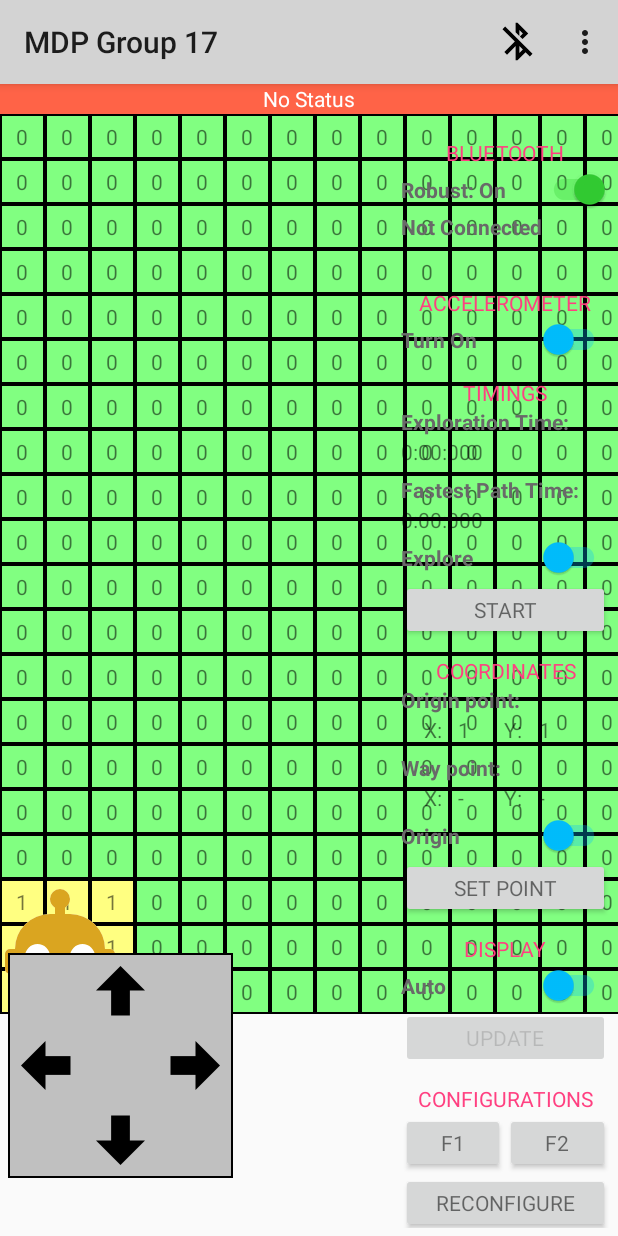
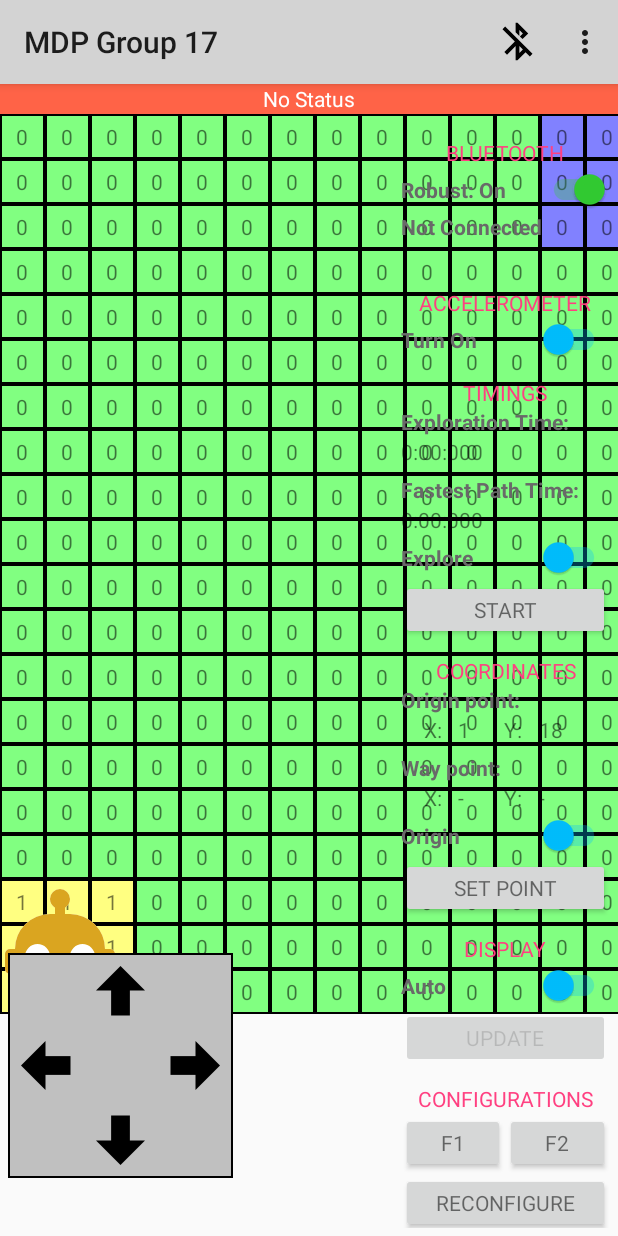
Before and after one commit to AUDR0012/Android_3004, an Android app: the screen it shows after launch (MainActivity), on a phone screen of 412 x 824 dp. Run offline under Robolectric (Android 15) with nearby library versions, the phone set to English and light mode, and no system bars.

Commit message:
start-goal, sensing

```diff
--- a/app/src/main/java/android/mdp/android_3004/Enum.java
+++ b/app/src/main/java/android/mdp/android_3004/Enum.java
@@ -8,7 +8,8 @@ public class Enum {
 		DEFAULT(0, Color.GREEN),
 		PASSED(1, Color.YELLOW),
 		OBSTACLE(2, Color.BLACK),
-		WAYPOINT(3, Color.RED);
+		WAY(3, Color.RED),
+		VOID(4, Color.BLUE);
 
 		Cell(int id, int color) {
 			this.id = id;
@@ -57,7 +58,7 @@ public class Enum {
 		ROTATE_RIGHT("Rotate Right", "Rotating Right", "d"),
 
 		STOP("Robot Stop Moving", "Robot Stop", "stop"),
-		CALIBRATING("Robot Calibrate", "Robot Calibrating", "calibrate"),
+		CALIBRATING("Robot Calibrate", "Robot Calibrating", "c"),
 		SENSOR("Robot Sensor", "Robot Sensing", "g"),
 
 		SEND_ARENA_INFO("Send Arena Info", "", "sendArena"),
--- a/app/src/main/java/android/mdp/android_3004/MainActivity.java
+++ b/app/src/main/java/android/mdp/android_3004/MainActivity.java
@@ -37,7 +37,6 @@ import android.view.View;
 import android.widget.AdapterView;
 import android.widget.ArrayAdapter;
 import android.widget.Button;
-import android.widget.EditText;
 import android.widget.GridLayout;
 import android.widget.ImageButton;
 import android.widget.ImageView;
@@ -45,6 +44,7 @@ import android.widget.ListView;
 import android.widget.TextView;
 import android.widget.Toast;
 
+import java.math.BigInteger;
 import java.nio.charset.Charset;
 import java.util.ArrayList;
 import java.util.Set;
@@ -58,7 +58,8 @@ public class MainActivity extends AppCompatActivity {
 	final int OBSTACLE_ADD = 1000;
 
 	int origin_col = 0,
-		origin_row = MAZE_R - ROBOT_SIZE;
+		origin_row = MAZE_R - ROBOT_SIZE,
+		origin_temp;
 
 	Menu menu;
 	LayoutInflater inflater;
@@ -122,7 +123,6 @@ public class MainActivity extends AppCompatActivity {
 		int[] list_onclick = {R.id.bt_swt_isrobust, R.id.tilt_swt_ison,
 			R.id.direction_btn_up, R.id.direction_btn_down, R.id.direction_btn_left, R.id.direction_btn_right,
 			R.id.time_btn_stopwatch, R.id.time_swt_isfastest,
-//			R.id.point_btn_origin, R.id.point_btn_way, //MANUAL KEY-IN
 			R.id.point_swt_isway, R.id.point_btn_set,
 			R.id.display_swt_ismanual, R.id.display_btn_update,
 			R.id.config_btn_f1, R.id.config_btn_f2, R.id.config_btn_reconfig};
@@ -149,12 +149,10 @@ public class MainActivity extends AppCompatActivity {
 		grid_maze.setColumnCount(MAZE_C);
 		grid_maze.setRowCount(MAZE_R);
 
-		Drawable box = new_drawable(R.drawable.d_box, Enum.Cell.DEFAULT.getColor());
 		for (int i = 0; i < MAZE_C * MAZE_R; i++) {
 			TextView tv = new TextView(this);
 			tv.setGravity(Gravity.CENTER);
-			tv.setBackground(box);
-			tv.setText(String.valueOf(Enum.Cell.DEFAULT.get()));
+			cell_update(tv, Enum.Cell.DEFAULT, true);
 			tv.setId(i);
 			tv.setOnClickListener(tv_onClickListener);
 
@@ -181,12 +179,6 @@ public class MainActivity extends AppCompatActivity {
 				tilt_handler.postDelayed(this, tilt_delay * 1000);
 			}
 		}, tilt_delay * 1000);
-
-		//MANUAL KEY-IN
-//		((EditText) findViewById(R.id.point_txt_x)).setHint(String.valueOf(MAZE_C - 1));
-//		((EditText) findViewById(R.id.point_txt_y)).setHint(String.valueOf(MAZE_R - 1));
-//		((EditText) findViewById(R.id.point_txt_x)).setFilters(new InputFilterMinMax[]{new InputFilterMinMax("0", String.valueOf(MAZE_C - 1))});
-//		((EditText) findViewById(R.id.point_txt_y)).setFilters(new InputFilterMinMax[]{new InputFilterMinMax("0", String.valueOf(MAZE_R - 1))});
 	}
 
 	@Override
@@ -228,11 +220,10 @@ public class MainActivity extends AppCompatActivity {
 				pop_mdf().show();
 				return true;
 			case R.id.menu_arrow:
-				//TODO
 				pop_arrow().show();
 				return true;
-			case R.id.menu_sensor:
-				msg_writemsg("ar_c", "");
+			case R.id.menu_sensor://TODO
+				msg_writemsg("ar_g", "");
 				return true;
 
 			//BLUETOOTH
@@ -390,6 +381,14 @@ public class MainActivity extends AppCompatActivity {
 		return cell + ((MAZE_C + 1) * (iswrite ? -1 : 1));
 	}
 
+	protected void cell_update(TextView tv, Enum.Cell type, boolean setBackground) {
+		Drawable box = new_drawable(R.drawable.d_box, type.getColor());
+		if (setBackground) {
+			tv.setBackground(box);
+		}
+		tv.setText(String.valueOf(type.get()));
+	}
+
 	protected void reset_app() {
 		bt_update(-1);
 		bt_checkpaired();
@@ -401,7 +400,8 @@ public class MainActivity extends AppCompatActivity {
 		config_pref = getPreferences(Context.MODE_PRIVATE);
 		copy_board = (ClipboardManager) getSystemService(Context.CLIPBOARD_SERVICE);
 
-		reset_cells(true);
+		map_reset(true);
+		map_startgoal();
 		point_robot = cell_id(origin_col, origin_row);
 		robot_go();
 		robot.setRotation(0);
@@ -418,21 +418,14 @@ public class MainActivity extends AppCompatActivity {
 		((TextView) findViewById(R.id.time_txt_fastest)).setText(R.string.time_default);
 		time_option();
 
-		((EditText) findViewById(R.id.point_txt_x)).setText(r_string(R.string._null));
-		((EditText) findViewById(R.id.point_txt_y)).setText(r_string(R.string._null));
-
 		display_option();
 	}
 
-	protected void reset_cells(boolean reset_all) {
-		Drawable box = new_drawable(R.drawable.d_box, Enum.Cell.DEFAULT.getColor());
-
+	protected void map_reset(boolean reset_all) {
 		if (reset_all) {
 
 			for (int i = 0; i < MAZE_C * MAZE_R; i++) {
-				TextView tv = (TextView) grid_maze.findViewById(i);
-				tv.setText(String.valueOf(Enum.Cell.DEFAULT.get()));
-				tv.setBackground(box);
+				cell_update((TextView) grid_maze.findViewById(i), Enum.Cell.DEFAULT, true);
 			}
 			for (int i = 0; i < obst_list.size(); i++) {
 				if (obst_list.valueAt(i)) {
@@ -445,15 +438,29 @@ public class MainActivity extends AppCompatActivity {
 		} else {
 
 			for (int i = 0; i < MAZE_C * MAZE_R; i++) {
-				TextView tv = (TextView) grid_maze.findViewById(i);
-				if (Integer.valueOf(view_string(tv)) != Enum.Cell.OBSTACLE.get()) {
-					tv.setText(String.valueOf(Enum.Cell.DEFAULT.get()));
-					if (point_way != i) {
-						tv.setBackground(box);
-					}
-				}
+				cell_update((TextView) grid_maze.findViewById(i), obst_list.containsKey(i) ? Enum.Cell.OBSTACLE : Enum.Cell.DEFAULT, point_way != i);
 			}
 
+		}
+	}
+
+	protected void map_startgoal() {
+		int[] list_void = {
+			cell_id(origin_col, origin_row), //ORIGIN
+			cell_id(12, 0) //GOAL
+		};
+
+		Drawable box = new_drawable(R.drawable.d_box, Enum.Cell.VOID.getColor());
+		for (int v : list_void) {
+			int add = -1;
+			for (int i = 0; i < ROBOT_SIZE * ROBOT_SIZE; i++) {
+				if (i != 0 && (i % ROBOT_SIZE) == 0) {
+					add += (MAZE_C - ROBOT_SIZE + 1);
+				} else {
+					add++;
+				}
+				grid_maze.findViewById(v + add).setBackground(box);
+			}
 		}
 	}
 
@@ -474,10 +481,7 @@ public class MainActivity extends AppCompatActivity {
 		if (obst_list.containsKey(cell)) {
 			return new_message("Obstacle is already created at that cell");
 		} else {
-			Drawable box = new_drawable(R.drawable.d_box, Enum.Cell.OBSTACLE.getColor());
-			TextView obstacle = grid_maze.findViewById(cell);
-			obstacle.setBackground(box);
-			obstacle.setText(String.valueOf(Enum.Cell.OBSTACLE.get()));
+			cell_update((TextView) grid_maze.findViewById(cell), Enum.Cell.OBSTACLE, true);
 			obst_list.put(cell, false);
 			return r_string(R.string._success);
 		}
@@ -498,7 +502,6 @@ public class MainActivity extends AppCompatActivity {
 		grid_maze.addView(obst);
 
 		obst_list.setValueAt(obst_list.indexOfKey(cell), true);
-		((TextView) grid_maze.getChildAt(cell)).setText(face);
 	}
 
 	protected AlertDialog.Builder pop_arrow() {
@@ -533,16 +536,12 @@ public class MainActivity extends AppCompatActivity {
 			row = point_robot / MAZE_C;
 		robot.setLayoutParams(new_layoutparams(col, row, ROBOT_SIZE));
 
-		Drawable box = new_drawable(R.drawable.d_box, Enum.Cell.PASSED.getColor());
 		TextView tv;
 		for (int r = row; r < row + ROBOT_SIZE; r++) {
 			for (int c = col; c < col + ROBOT_SIZE; c++) {
 				int cell = cell_id(c, r);
 				tv = grid_maze.findViewById(cell);
-				if (cell != point_way) {
-					tv.setBackground(box);
-				}
-				tv.setText(String.valueOf(Enum.Cell.PASSED.get()));
+				cell_update(tv, Enum.Cell.PASSED, cell != point_way);
 			}
 		}
 	}
@@ -576,6 +575,7 @@ public class MainActivity extends AppCompatActivity {
 		}
 		if (!robot_hit(temp_location)) {
 			point_robot = temp_location;
+			map_startgoal();
 			robot_go();
 			return true;
 		}
@@ -895,6 +895,8 @@ public class MainActivity extends AppCompatActivity {
 			String text = intent.getStringExtra("read message").trim(),
 				description = r_string(R.string._success);
 
+			if (r_string(R.string._null).equalsIgnoreCase(text)) return; //no text sent
+
 			if (text.equalsIgnoreCase(r_string(R.string._code))) {
 				msg_showchat = !msg_showchat;
 				bt_checkpaired();
@@ -908,11 +910,13 @@ public class MainActivity extends AppCompatActivity {
 					switch (instruction) {
 						case SEND_ARENA_INFO:
 							String send_arena = r_string(R.string._null);
-							for (int i = 0; i < MAZE_C * MAZE_R; i++) {
-								if (!send_arena.equalsIgnoreCase(r_string(R.string._null)) && (i % MAZE_C) == 0) {
-									send_arena += r_string(R.string._delimiter);
+							for (int r = MAZE_R - 1; r >= 0; r--) {
+								for (int c = 0; c < MAZE_C; c++) {
+									if (!send_arena.equalsIgnoreCase(r_string(R.string._null)) && c == 0) {
+										send_arena += r_string(R.string._delimiter);
+									}
+									send_arena += (view_string(grid_maze.findViewById(cell_id(c, r))) + " ");
 								}
-								send_arena += (view_string(grid_maze.findViewById(i)) + " ");
 							}
 							msg_writemsg(send_arena, instruction.getDescription());
 							break;
@@ -932,8 +936,8 @@ public class MainActivity extends AppCompatActivity {
 
 				try {
 					Enum.Instruction instruction = enum_getinstruction(text.substring(0, ch_sta));
-					String s1 = text.substring(ch_sta + 1, ch_mid1),
-						s2 = text.substring(ch_mid1 + 1, (ch_mid2 == -1) ? ch_end : ch_mid2);
+					String s1 = text.substring(ch_sta + 1, ch_mid1).trim(),
+						s2 = text.substring(ch_mid1 + 1, (ch_mid2 == -1) ? ch_end : ch_mid2).trim();
 
 					int cell;
 					Enum.Direction direction = (ch_mid2 == -1) ? null : enum_getdirection_chara(text.substring(ch_mid2 + 1, ch_end));
@@ -942,9 +946,14 @@ public class MainActivity extends AppCompatActivity {
 						case MDF:
 							if (ch_mid2 != -1) {
 								description = new_message(String.format("%s requires only 2 strings", instruction.getDescription()));
+							} else if (r_string(R.string._null).equalsIgnoreCase(s1) || r_string(R.string._null).equalsIgnoreCase(s2)) {
+								description = new_message(String.format("%s cannot have empty strings", instruction.getDescription()));
 							} else {
 								mdf_string1 = s1;
 								mdf_string2 = s2;
+								if (!display_ismanual) {
+									update_arena();
+								}
 							}
 							break;
 
@@ -953,8 +962,7 @@ public class MainActivity extends AppCompatActivity {
 								description = new_message(String.format("%s requires only 2 input: x, y", instruction.getDescription()));
 							} else {
 								cell = cell_id(Integer.valueOf(s1), cell_fliprow(Integer.valueOf(s2)));
-								description = point_set2(true, cell, true);
-								point_update(true);
+								description = point_set(true, cell);
 							}
 							break;
 						case ORIGIN:
@@ -962,8 +970,10 @@ public class MainActivity extends AppCompatActivity {
 								description = new_message(String.format("%s requires only 2 input: x, y", instruction.getDescription()));
 							} else {
 								cell = cell_id(Integer.valueOf(s1), cell_fliprow(Integer.valueOf(s2)));
-								description = point_set2(false, cell, true);
-								point_update(false);
+								description = point_set(false, cell);
+								if (r_string(R.string._success).equalsIgnoreCase(description)) {
+									point_setorigin();
+								}
 							}
 							break;
 						case OBSTACLE:
@@ -983,15 +993,16 @@ public class MainActivity extends AppCompatActivity {
 								} else {
 									cell = cell_id(Integer.valueOf(s1), cell_fliprow(Integer.valueOf(s2)));
 
-									if (obst_list.containsKey(cell)) {
-										if (obst_list.get(cell)) {
-											description = new_message("Arrow already created");
-										} else {
-											obst_arrow(cell, direction.getChara());
-										}
-									} else {
-										description = new_message("No obstacle found at that cell");
-									}
+//									if (obst_list.containsKey(cell)) {
+//										if (obst_list.get(cell)) {
+//											description = new_message("Arrow already created");
+//										} else {
+//											obst_arrow(cell, direction.getChara());
+//										}
+//									} else {
+//										description = new_message("No obstacle found at that cell");
+//									} //TODO:CHECK IF OBSTACLE CREATED
+									obst_arrow(cell, direction.getChara());
 								}
 							}
 							break;
@@ -1139,8 +1150,8 @@ public class MainActivity extends AppCompatActivity {
 		public void onClick(View v) {
 			if (point_isset) {
 				SwitchCompat s = findViewById(R.id.point_swt_isway);
-				point_set2(s.isChecked(), v.getId(), true);
-				point_update(s.isChecked());
+				point_set(s.isChecked(), v.getId());
+				map_startgoal();
 			}
 		}
 	};
@@ -1159,7 +1170,7 @@ public class MainActivity extends AppCompatActivity {
 		if (point_isset && instruction == Enum.Instruction.WAY && point_way == -1) {
 			new_message("Please select a cell");
 		} else {
-			if (point_isset && bt_device != null) {
+			if (point_isset) {
 				String col, row;
 				if (instruction == Enum.Instruction.WAY) {
 					col = view_string(findViewById(R.id.point_txt_way_x));
@@ -1167,6 +1178,7 @@ public class MainActivity extends AppCompatActivity {
 				} else {
 					col = view_string(findViewById(R.id.point_txt_origin_x));
 					row = view_string(findViewById(R.id.point_txt_origin_y));
+					point_setorigin();
 				}
 				msg_writemsg(String.format("%s{%s,%s}", instruction.getText(), col, row), instruction.getDescription());
 			}
@@ -1176,19 +1188,7 @@ public class MainActivity extends AppCompatActivity {
 		}
 	}
 
-	//MANUAL KEY-IN
-	protected String point_set1(boolean isway) {
-
-		String point_x = view_string(findViewById(R.id.point_txt_x)),
-			point_y = view_string(findViewById(R.id.point_txt_y));
-		if (point_x.equalsIgnoreCase(r_string(R.string._null)) || point_y.equalsIgnoreCase(r_string(R.string._null))) {
-			return new_message("Please fill in the text fields");
-		} else {
-			return point_set2(isway, cell_id(Integer.valueOf(point_x), Integer.valueOf(point_y)), true);
-		}
-	}
-
-	protected String point_set2(boolean isway, int cell, boolean iswrite) {
+	protected String point_set(boolean isway, int cell) {
 		if (isway) {
 			if (obst_list.containsKey(cell)) {
 				return new_message("Way point cannot be on an obstacle");
@@ -1198,12 +1198,12 @@ public class MainActivity extends AppCompatActivity {
 				box = new_drawable(R.drawable.d_box, enum_getcolor(Integer.valueOf(view_string(grid_maze.findViewById(point_way)))));
 				grid_maze.findViewById(point_way).setBackground(box);
 			}
-			box = new_drawable(R.drawable.d_box, Enum.Cell.WAYPOINT.getColor());
+			box = new_drawable(R.drawable.d_box, Enum.Cell.WAY.getColor());
 			grid_maze.findViewById(cell).setBackground(box);
 
 			point_way = cell;
 		} else {
-			int new_cell = cell_robot(iswrite, cell),
+			int new_cell = cell_robot(true, cell),
 				col = new_cell % MAZE_C,
 				row = new_cell / MAZE_C;
 
@@ -1215,15 +1215,23 @@ public class MainActivity extends AppCompatActivity {
 				return new_message("Robot will collide with obstacle");
 			} else {
 				point_robot = new_cell;
-				reset_cells(false);
+				map_reset(false);
 				robot_go();
-
-				origin_col = col;
-				origin_row = row;
-				robot.setRotation(0);
+				origin_temp = cell_id(col, row);
 			}
 		}
+		point_update(isway);
 		return r_string(R.string._success);
+	}
+
+	protected void point_setorigin() {
+		origin_col = origin_temp % MAZE_C;
+		origin_row = origin_temp / MAZE_C;
+		robot.setRotation(0);
+
+		map_reset(false);
+		map_startgoal();
+		robot_go();
 	}
 
 	protected void point_update(boolean isway) {
@@ -1231,7 +1239,7 @@ public class MainActivity extends AppCompatActivity {
 			((TextView) findViewById(R.id.point_txt_way_x)).setText((point_way == -1) ? "-" : String.valueOf(point_way % MAZE_C));
 			((TextView) findViewById(R.id.point_txt_way_y)).setText((point_way == -1) ? "-" : String.valueOf(cell_fliprow(point_way / MAZE_C)));
 		} else {
-			int cell = cell_robot(false, cell_id(origin_col, origin_row));
+			int cell = cell_robot(false, origin_temp);
 			((TextView) findViewById(R.id.point_txt_origin_x)).setText(String.valueOf(cell % MAZE_C));
 			((TextView) findViewById(R.id.point_txt_origin_y)).setText(String.valueOf(cell_fliprow(cell / MAZE_C)));
 		}
@@ -1251,11 +1259,13 @@ public class MainActivity extends AppCompatActivity {
 		}
 	}
 
-	protected void display_toupdate() {
+	protected void display_update() {
 		for (Enum.Instruction instruction : display_manuallist) {
 			msg_movements(false, false, instruction);
 		}
 		display_manuallist.clear();
+
+		update_arena();
 	}
 
 	protected AlertDialog.Builder pop_config() {
@@ -1342,6 +1352,32 @@ public class MainActivity extends AppCompatActivity {
 			config_pref.getString(r_string(R.string.config_f2), r_string(R.string.config_f2_default));
 	}
 
+	protected void update_arena() {
+		if (r_string(R.string._null).equalsIgnoreCase(mdf_string1) || r_string(R.string._null).equalsIgnoreCase(mdf_string2)) {
+			return;
+		}
+
+		String s1 = new BigInteger(mdf_string1, 16).toString(2),//mdf_string1 :: explored
+			s2 = new BigInteger("f" + mdf_string2, 16).toString(2);//mdf_string2 :: obstacles based on explored
+
+		int s2_i = 4;
+		for (int i = 0; i < s1.length() - 4; i++) {
+			int cell = cell_id(i % MAZE_C, cell_fliprow(i / MAZE_C));
+
+			if (s1.charAt(i + 2) == '1') {
+				if (s2.charAt(s2_i) == '1') {
+					cell_update((TextView) findViewById(cell), Enum.Cell.OBSTACLE, point_way != cell);
+				} else {
+					cell_update((TextView) findViewById(cell), Enum.Cell.PASSED, point_way != cell);
+				}
+				s2_i++;
+			} else {
+				cell_update((TextView) findViewById(cell), Enum.Cell.DEFAULT, point_way != cell);
+			}
+		}
+		map_startgoal();
+	}
+
 	private View.OnClickListener onClickListener = new View.OnClickListener() {
 		public void onClick(View v) {
 
@@ -1385,20 +1421,13 @@ public class MainActivity extends AppCompatActivity {
 				case R.id.point_btn_set:
 					point_toset();
 					break;
-				//MANUAL KEY-IN
-//				case R.id.point_btn_origin:
-//					point_set1(false);
-//					break;
-//				case R.id.point_btn_way:
-//					point_set1(true);
-//					break;
 
 				//DISPLAY GRAPHICS
 				case R.id.display_swt_ismanual:
 					display_option();
 					break;
 				case R.id.display_btn_update:
-					display_toupdate();
+					display_update();
 					break;
 
 				//CONFIGURATIONS
--- a/app/src/main/res/layout/activity_main.xml
+++ b/app/src/main/res/layout/activity_main.xml
@@ -261,70 +261,6 @@
 
 			</LinearLayout>
 
-			<!--=MANUAL KEY-IN-->
-			<LinearLayout
-				android:layout_width="match_parent"
-				android:layout_height="wrap_content"
-				android:orientation="vertical"
-				android:visibility="gone">
-
-				<LinearLayout
-					android:layout_width="wrap_content"
-					android:layout_height="match_parent"
-					android:orientation="horizontal">
-
-					<TextView
-						android:layout_width="wrap_content"
-						android:layout_height="30dp"
-						android:gravity="bottom"
-						android:text="@string/point_x_qn" />
-
-					<EditText
-						android:id="@+id/point_txt_x"
-						style="@style/EditTextStyle_Coords"
-						android:layout_width="50dp"
-						android:layout_height="40dp" />
-
-					<TextView
-						android:layout_width="wrap_content"
-						android:layout_height="30dp"
-						android:gravity="bottom"
-						android:paddingStart="15dp"
-						android:paddingEnd="0dp"
-						android:text="@string/point_y_qn" />
-
-					<EditText
-						android:id="@+id/point_txt_y"
-						style="@style/EditTextStyle_Coords"
-						android:layout_width="50dp"
-						android:layout_height="40dp" />
-
-				</LinearLayout>
-
-				<LinearLayout
-					android:layout_width="match_parent"
-					android:layout_height="wrap_content"
-					android:orientation="horizontal">
-
-					<Button
-						android:id="@+id/point_btn_origin"
-						style="@style/ButtonStyle"
-						android:layout_width="0dp"
-						android:layout_height="40dp"
-						android:layout_weight="1"
-						android:text="@string/point_origin" />
-
-					<Button
-						android:id="@+id/point_btn_way"
-						style="@style/ButtonStyle"
-						android:layout_width="0dp"
-						android:layout_height="40dp"
-						android:layout_weight="1"
-						android:text="@string/point_way" />
-				</LinearLayout>
-
-			</LinearLayout>
-
 		</LinearLayout>
 
 		<LinearLayout
--- a/app/src/main/res/menu/menu.xml
+++ b/app/src/main/res/menu/menu.xml
@@ -16,9 +16,10 @@
 		android:title="@string/arrow_header"
 		app:showAsAction="collapseActionView" />
 
+	<!--TODO-->
 	<item
 		android:id="@+id/menu_sensor"
-		android:title="@string/menu_sensor"
+		android:title="arduino :: g"
 		app:showAsAction="collapseActionView" />
 
 
--- a/app/src/main/res/values/strings.xml
+++ b/app/src/main/res/values/strings.xml
@@ -16,7 +16,6 @@
 	<string name="mdf_s2">MDF String 2</string>
 
 	<string name="arrow_header">Obstacle with Up Arrows</string>
-	<string name="menu_sensor">arduino :: g</string>
 
 	<string name="bt_header">Bluetooth</string>
 	<string name="bt_discover">Toggle Discovery</string>
```
